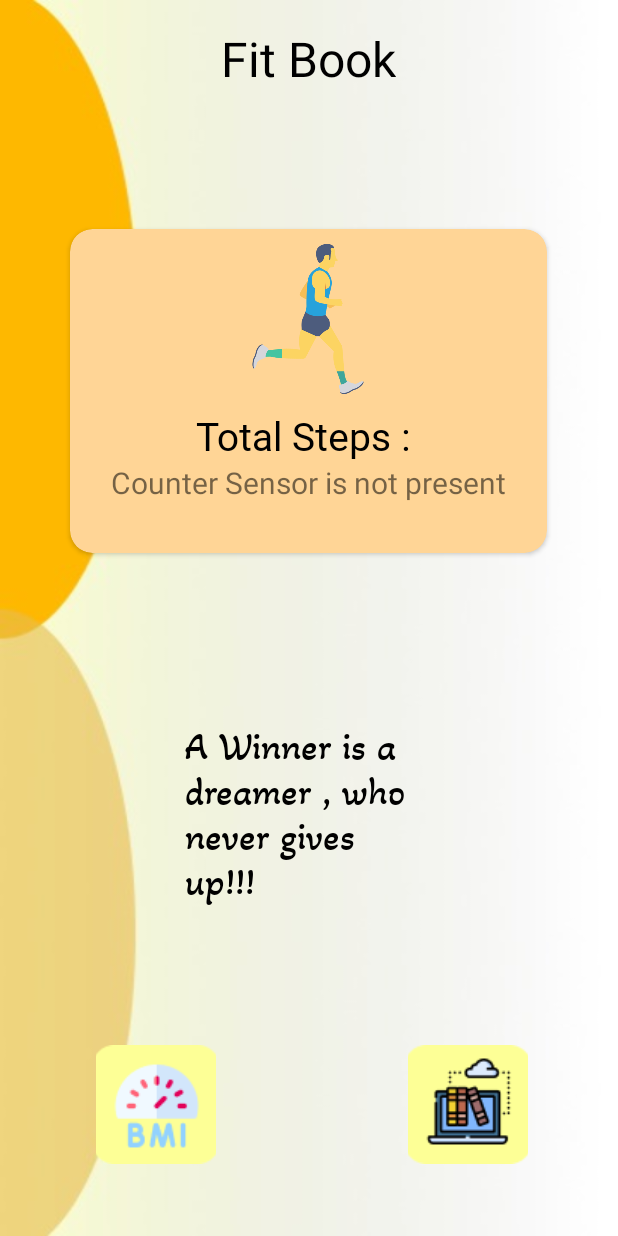
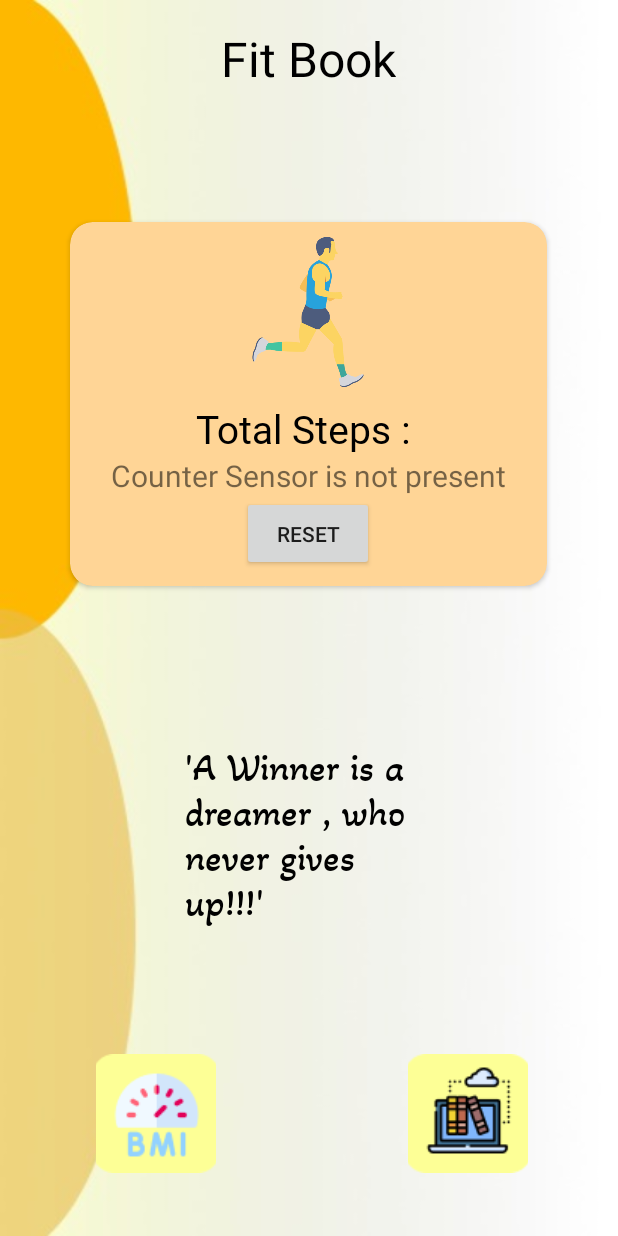
Before and after one commit to ShahnawazDev/FitBook, an Android app: the home screen opened directly, with no data from a screen before it, on a phone screen of 412 x 824 dp. Run offline under Robolectric (Android 15) with nearby library versions, the phone set to English and light mode, and no system bars; Roboto replaces fonts that are not available here.

Commit message:
complete for hackathon

```diff
--- a/app/src/main/java/com/example/fitbook/bmi.java
+++ b/app/src/main/java/com/example/fitbook/bmi.java
@@ -29,16 +29,12 @@ public class bmi extends AppCompatActivity {
         button.setOnClickListener(new View.OnClickListener() {
             @Override
             public void onClick(View view) {
-                    TextView txtResult = (TextView) findViewById(R.id.textViewResult);
-                    Intent intent = new Intent(getApplicationContext(), bmi_second.class);
-                    intent.putExtra("imcResult", txtResult.getText());
-                    startActivity(intent);
+                calcBMI(view);
                 }
         });
 
     }
     public void calcBMI(View view) {
-        // Do something in response to button click
         TextView txtResult = (TextView) findViewById(R.id.textViewResult);
         EditText txtWeight = (EditText) findViewById(R.id.editTextWeight);
         EditText txtHeight = (EditText) findViewById(R.id.editTextHeight);
--- a/app/src/main/java/com/example/fitbook/home.java
+++ b/app/src/main/java/com/example/fitbook/home.java
@@ -28,6 +28,7 @@ public class home extends AppCompatActivity implements SensorEventListener {
     int stepcounter = 0;
     ImageButton bmi;
     ImageButton tips;
+    int f = 0;
 
 
     @RequiresApi(api = Build.VERSION_CODES.M)
@@ -41,6 +42,16 @@ public class home extends AppCompatActivity implements SensorEventListener {
         setContentView(R.layout.activity_home);
         bmi = findViewById(R.id.bmi);
         tips = findViewById(R.id.tips);
+        Button reset = (Button) findViewById(R.id.reset);
+        reset.setOnClickListener(new View.OnClickListener() {
+            @Override
+            public void onClick(View view) {
+                stepcounter = 0;
+                textViewstepcounter.setText("0");
+            }
+
+        });
+
         bmi.setOnClickListener(new View.OnClickListener() {
             @Override
             public void onClick(View v) {
@@ -82,13 +93,22 @@ public class home extends AppCompatActivity implements SensorEventListener {
         if(sensorEvent.sensor == mstepcounter){
             stepcounter = (int) sensorEvent.values[0];
             textViewstepcounter.setText(String.valueOf(stepcounter));}
+        /*Button reset = (Button) findViewById(R.id.reset);
+        reset.setOnClickListener(new View.OnClickListener() {
+            @Override
+            public void onClick(View view) {
+                stepcounter = 0;
+            }
+        });*/
 
     }
+
 
     @Override
     public void onAccuracyChanged(Sensor sensor, int i) {
 
     }
+
 
     @Override
     protected void onResume() {
@@ -103,4 +123,5 @@ public class home extends AppCompatActivity implements SensorEventListener {
         if (sensorManager.getDefaultSensor(Sensor.TYPE_STEP_COUNTER) != null)
             sensorManager.unregisterListener(this,mstepcounter);
     }
+
 }
--- a/app/src/main/res/layout/activity_home.xml
+++ b/app/src/main/res/layout/activity_home.xml
@@ -23,10 +23,13 @@
       app:layout_constraintTop_toTopOf="parent"
       app:layout_constraintVertical_bias="0.022" />
 
+
+
+
   <androidx.cardview.widget.CardView
       android:id="@+id/cardView"
       android:layout_width="318dp"
-      android:layout_height="216dp"
+      android:layout_height="wrap_content"
       android:backgroundTint="#FFD596"
       app:cardCornerRadius="15dp"
       app:layout_constraintBottom_toBottomOf="parent"
@@ -67,6 +70,15 @@
           android:layout_gravity="center_horizontal"
           android:text="Steps"
           android:textSize="20sp" />
+      <Button
+          android:id="@+id/reset"
+          android:layout_width="wrap_content"
+          android:layout_height="50dp"
+        android:text="Reset"
+          android:layout_gravity="center_horizontal"
+          android:layout_marginBottom="10dp"
+          />
+
 
 
     </LinearLayout>
@@ -79,7 +91,7 @@
       android:layout_width="165dp"
       android:layout_height="150dp"
       android:fontFamily="@font/akaya_telivigala"
-      android:text="A Winner is a dreamer , who never gives up!!!"
+      android:text="'A Winner is a dreamer , who never gives up!!!'"
       android:textColor="@color/black"
       android:textSize="25sp"
       app:layout_constraintBottom_toBottomOf="parent"
```
Also changed, not shown: app/src/main/res/layout/activity_bmi.xml (+0 -8 lines), app/src/main/res/drawable/dot3.png (added).
